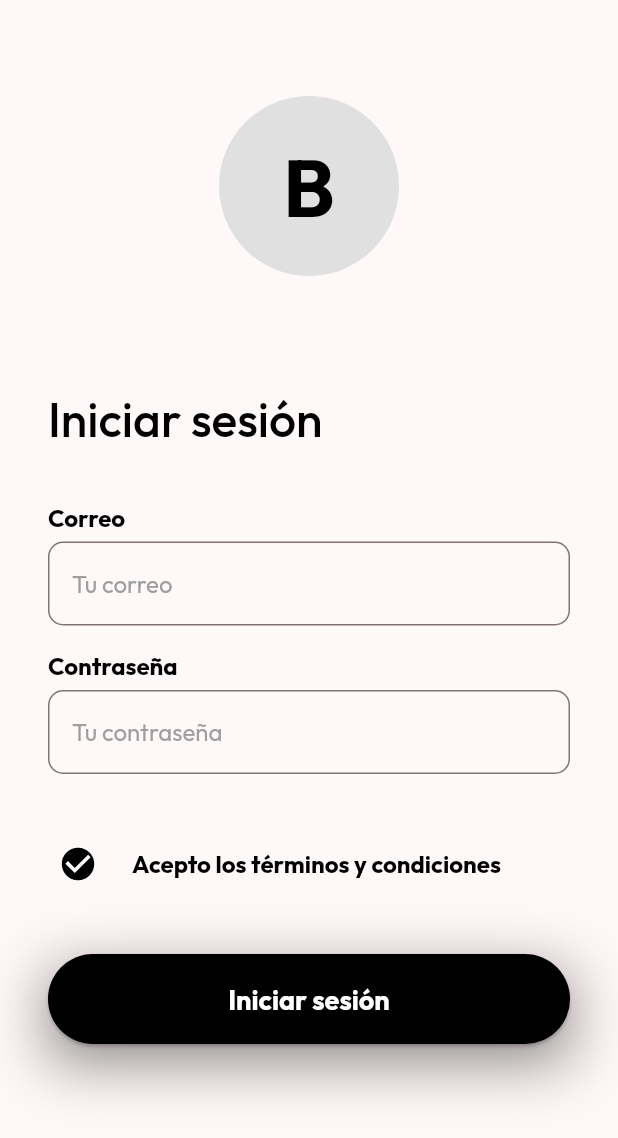
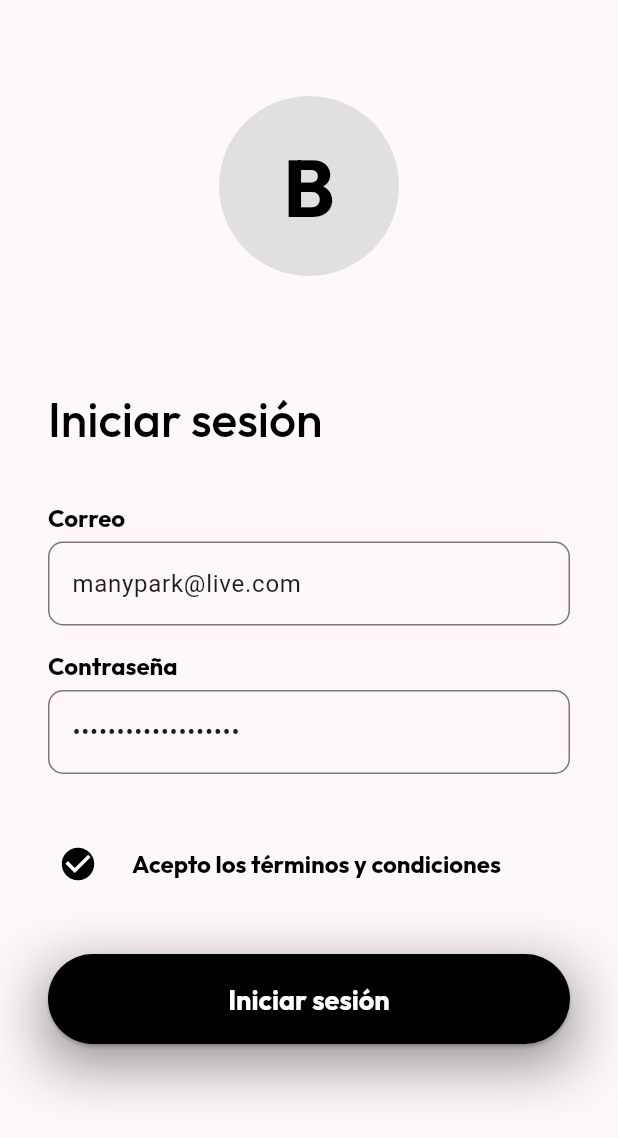
Before and after one commit to manypark/bitacoras, a Flutter app: the screen it shows after launch, on a phone screen of 412 x 824 dp. Shown: the top 1138 px of the screen. Run offline on Flutter 3.47's test engine with Material 3 defaults, Android fonts, the phone set to English and light mode, and no system bars; our stand-ins replace dio, equatable, flutter_bloc, get_it, go_router, google_fonts.

```diff
--- a/lib/core/configs/router/app_router.dart
+++ b/lib/core/configs/router/app_router.dart
@@ -1,11 +1,14 @@
 import 'package:go_router/go_router.dart';
+
 import 'package:bitacoras/features/auth/config/routes/routes.dart';
+import 'package:bitacoras/features/home/config/routes/routes.dart';
 
 final appRouter = GoRouter(
 
   initialLocation : '/auth',
   routes          : [
     routeLogin,
+    routeHome,
   ],
   redirect        : (context, state) {
     // Validacion de auth
--- a/lib/features/auth/domain/usecase/login_usecase.dart
+++ b/lib/features/auth/domain/usecase/login_usecase.dart
@@ -1,12 +1,15 @@
 import 'package:bitacoras/core/utils/utils.dart';
 import 'package:bitacoras/features/auth/domain/entities/entities.dart';
 import 'package:bitacoras/features/auth/domain/repositories/repositories.dart';
+import 'package:bitacoras/features/auth/infrastructure/repositories/repositories.dart';
 
 class LoginUserCase {
 
   final LoginRepository repository;
 
-  LoginUserCase({required this.repository});
+  LoginUserCase({
+    LoginRepository? repository
+  }): repository = repository ?? LoginRepositoryImpl();
 
   Future<(ErrorMessage?, LogInEntitie)> call( String email, String password ) async {
     return await repository.postLogin(email, password);
--- a/lib/features/auth/presentation/blocs/form_login/form_login_event.dart
+++ b/lib/features/auth/presentation/blocs/form_login/form_login_event.dart
@@ -24,3 +24,14 @@ class FormLoginOnChangePassword extends FormLoginEvent {
   List<Object> get props => [ password ];
 
 }
+
+class FormLoginIsLoading extends FormLoginEvent {
+
+  final bool isLoading;
+
+  const FormLoginIsLoading({ this.isLoading = false});
+
+  @override
+  List<Object> get props => [ isLoading ];
+
+}
--- a/lib/features/auth/presentation/blocs/form_login/form_login_state.dart
+++ b/lib/features/auth/presentation/blocs/form_login/form_login_state.dart
@@ -5,25 +5,29 @@ class FormLoginState extends Equatable {
 
   final String email;
   final String password;
+  final bool isLoading;
   final GlobalKey<FormState> globalKeyFormLogin;
 
   FormLoginState({
     this.email = '',
     this.password = '',
+    this.isLoading = false,
     GlobalKey<FormState>? globalKeyFormLogin,
   }) : globalKeyFormLogin = globalKeyFormLogin ?? GlobalKey<FormState>();
 
   @override
-  List<Object> get props => [email, password, globalKeyFormLogin];
+  List<Object> get props => [email, password, globalKeyFormLogin, isLoading];
 
   FormLoginState copyWith({
     String? email,
     String? password,
+    bool? isLoading,
     GlobalKey<FormState>? globalKeyFormLogin,
   }) {
     return FormLoginState(
       email: email ?? this.email,
       password: password ?? this.password,
+      isLoading: isLoading ?? this.isLoading,
       globalKeyFormLogin: globalKeyFormLogin ?? this.globalKeyFormLogin,
     );
   }
--- a/lib/features/auth/presentation/blocs/login/login_bloc.dart
+++ b/lib/features/auth/presentation/blocs/login/login_bloc.dart
@@ -1,16 +1,16 @@
-import 'package:bitacoras/core/utils/utils.dart';
 import 'package:equatable/equatable.dart';
 import 'package:flutter_bloc/flutter_bloc.dart';
 
+import 'package:bitacoras/core/utils/utils.dart';
+import 'package:bitacoras/features/auth/domain/usecase/usecase.dart';
 import 'package:bitacoras/features/auth/domain/entities/user_entity.dart';
-import 'package:bitacoras/features/auth/infrastructure/infrastructure.dart';
 
 part 'login_event.dart';
 part 'login_state.dart';
 
 class LoginBloc extends Bloc<LoginEvent, LoginState> {
 
-  final _loginRespository = LoginRepositoryImpl();
+  final _loginUseCase = LoginUserCase();
 
   LoginBloc() : super( LoginState() ) {
     on<PostLoginSuccess>( _postLoginHandler );
@@ -19,7 +19,7 @@ class LoginBloc extends Bloc<LoginEvent, LoginState> {
 
   Future<bool> postLogin( String email, String password ) async {
 
-    final (err, responseLogin) = await _loginRespository.postLogin(email, password);
+    final (err, responseLogin) = await _loginUseCase(email, password);
 
     if(err != null) {
       onErrorPost(err);
@@ -36,7 +36,7 @@ class LoginBloc extends Bloc<LoginEvent, LoginState> {
   }
 
   void _postLoginHandler( PostLoginSuccess event, Emitter<LoginState> emit) {
-    emit(state.copyWith( userLogin: event.userLogin ) );
+    emit(state.copyWith( userLogin: event.userLogin, errorMessage: ErrorMessage(code: 0, error_code: '', msg: '') ) );
   }
 
   void _errorHandler( PostLoginError event, Emitter<LoginState> emit) {
--- a/lib/features/auth/presentation/blocs/login/login_event.dart
+++ b/lib/features/auth/presentation/blocs/login/login_event.dart
@@ -2,6 +2,8 @@ part of 'login_bloc.dart';
 
 sealed class LoginEvent extends Equatable {
   const LoginEvent();
+  @override
+  List<Object?> get props => [];
 }
 
 class PostLoginSuccess extends LoginEvent {
--- a/lib/features/auth/presentation/screen/auth_screen.dart
+++ b/lib/features/auth/presentation/screen/auth_screen.dart
@@ -1,4 +1,8 @@
 import 'package:flutter/material.dart';
+import 'package:flutter_bloc/flutter_bloc.dart';
+
+import 'package:bitacoras/shared/shared.dart';
+import 'package:bitacoras/features/auth/presentation/blocs/blocs.dart';
 import 'package:bitacoras/features/auth/presentation/views/views.dart';
 class AuthScreen extends StatelessWidget {
 
@@ -9,9 +13,12 @@ class AuthScreen extends StatelessWidget {
   @override
   Widget build(BuildContext context) {
 
-    return Scaffold(
-      appBar: AppBar(),
-      body  : AuthView(),
+    return StackLoader(
+      animate : context.watch<FormLoginBloc>().state.isLoading,
+      child   : Scaffold(
+        appBar: AppBar(),
+        body  : AuthView(),
+      ),
     );
   }
 
--- a/lib/features/auth/presentation/widgets/inputs/email_input.dart
+++ b/lib/features/auth/presentation/widgets/inputs/email_input.dart
@@ -22,6 +22,7 @@ class InputEmail extends StatelessWidget {
           style: GlobalFonts.paragraphBodyMediumBold,
         ),
         InputGlobal(
+          initialValue  : 'manypark@live.com',
           textInputType : TextInputType.emailAddress,
           hintText      : hintTextEmail,
           onChanged     : (value) {
--- a/lib/features/auth/presentation/widgets/inputs/password_input.dart
+++ b/lib/features/auth/presentation/widgets/inputs/password_input.dart
@@ -22,6 +22,7 @@ class InputPassword extends StatelessWidget {
           style: GlobalFonts.paragraphBodyMediumBold,
         ),
         InputGlobal(
+          initialValue: 'developerPerron2019',
           hintText    : hintTextPassword,
           obscureText : true,
           onChanged   : (value) {
--- a/lib/features/features.dart
+++ b/lib/features/features.dart
@@ -0,0 +1 @@
+export 'home/config/config.dart';
--- /dev/null
+++ b/lib/features/home/config/config.dart
@@ -0,0 +1 @@
+export 'routes/routes.dart';
--- a/lib/features/home/config/routes/routes.dart
+++ b/lib/features/home/config/routes/routes.dart
@@ -0,0 +1 @@
+export 'home_route.dart';
--- a/lib/shared/widgets/input/input_global.dart
+++ b/lib/shared/widgets/input/input_global.dart
@@ -6,6 +6,7 @@ class InputGlobal extends StatelessWidget {
   final TextEditingController? controller;
   final bool obscureText;
   final String hintText;
+  final String initialValue;
   final TextInputType textInputType;
   final Function(String)? onChanged;
   final String? Function(String?)? validator;
@@ -17,6 +18,7 @@ class InputGlobal extends StatelessWidget {
     this.controller,
     this.onChanged,
     this.validator,
+    this.initialValue = '',
     required this.hintText,
   });
 
@@ -24,6 +26,7 @@ class InputGlobal extends StatelessWidget {
   Widget build(BuildContext context) {
 
     return TextFormField(
+      initialValue    : initialValue,
       textInputAction : TextInputAction.next,
       keyboardType    : textInputType,
       obscureText     : obscureText,
```
Also changed, not shown: lib/features/auth/presentation/blocs/form_login/form_login_bloc.dart (+13 -4 lines), lib/features/auth/presentation/views/auth_view.dart (+12 -17 lines), lib/features/auth/presentation/widgets/buttons/login_button.dart (+22 -26 lines), lib/features/home/config/routes/home_route.dart (added, +8 -0 lines), lib/features/home/presentation/screen/home_creen.dart (added, +21 -0 lines).
